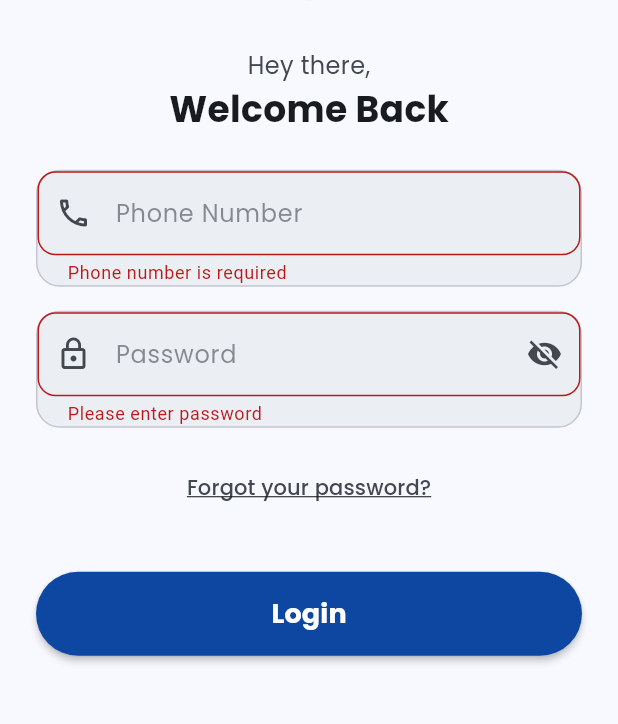
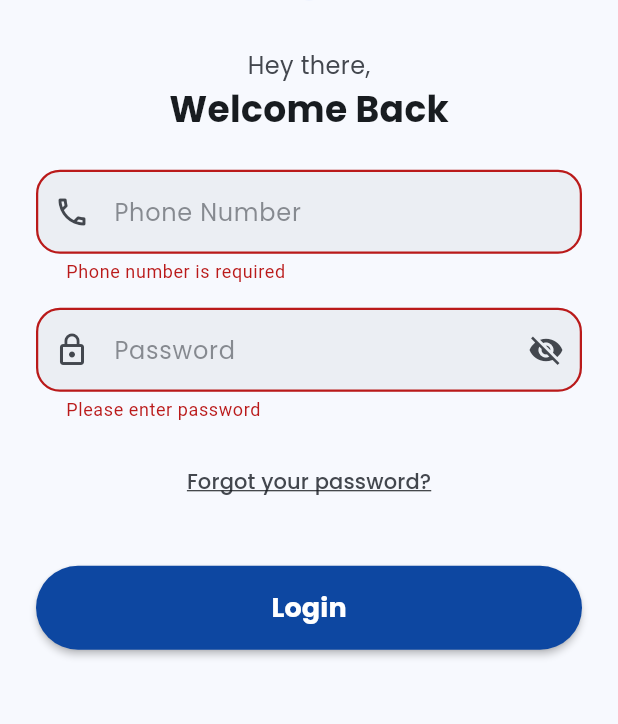
Before and after one commit to Ishan2506/DMBhattClassFronend, a Flutter app: the LoginScreen screen opened directly, after a tap on "Login", on a phone screen of 412 x 824 dp, the part 334-1058 px from its top. Run offline on Flutter 3.47's test engine with Material 3 defaults, Android fonts, the phone set to English and light mode, and no system bars; our stand-ins replace bloc, connectivity_plus, dio, equatable, file_picker, firebase_core and 20 more; missing offline and left inert: purchases_flutter, purchases_ui_flutter, razorpay_flutter, syncfusion_flutter_pdf; accounts and stored records are empty; network calls fail.

Commit message:
Login screen merge changes reverted fix

```diff
--- a/lib/screen/authentication/login_screen.dart
+++ b/lib/screen/authentication/login_screen.dart
@@ -228,6 +228,8 @@ class _LoginScreenState extends State<LoginScreen> {
                                   );
                                 if (user['board'] != null)
                                   await prefs.setString('board', user['board']);
+                                if (user['role'] != null)
+                                  await prefs.setString('user_role', user['role']);
                               }
 
                               // Handle Multi-Account Storage
@@ -343,25 +345,21 @@ class _LoginScreenState extends State<LoginScreen> {
     int? errorMaxLines,
     required ColorScheme colorScheme,
   }) {
-    return Container(
-      decoration: BoxDecoration(
-        color: colorScheme.surfaceContainer,
-        borderRadius: BorderRadius.circular(16),
-        border: Border.all(color: colorScheme.outlineVariant),
-      ),
-      child: TextFormField(
+    return TextFormField(
       controller: controller,
       obscureText: isPassword && !isVisible,
       keyboardType: inputType,
       inputFormatters: inputFormatters,
       validator: validator,
-
+      autovalidateMode: AutovalidateMode.onUserInteraction,
       style: GoogleFonts.poppins(
         color: colorScheme.onSurface,
         fontWeight: FontWeight.w600, // Bold
         fontSize: 16,
       ),
       decoration: InputDecoration(
+        filled: true,
+        fillColor: colorScheme.surfaceContainer,
         hintText: hint,
         hintStyle: GoogleFonts.poppins(
           color: colorScheme.onSurfaceVariant.withOpacity(0.6),
@@ -370,19 +368,31 @@ class _LoginScreenState extends State<LoginScreen> {
         prefixIcon: Icon(icon, color: colorScheme.onSurfaceVariant),
         suffixIcon: isPassword
             ? IconButton(
-                  icon: Icon(
-                    isVisible ? Icons.visibility : Icons.visibility_off,
-                    color: colorScheme.onSurfaceVariant,
-                  ),
+                icon: Icon(isVisible ? Icons.visibility : Icons.visibility_off, color: colorScheme.onSurfaceVariant),
                 onPressed: onVisibilityChanged,
               )
             : null,
-          border: InputBorder.none,
-          contentPadding: const EdgeInsets.symmetric(
-            horizontal: 16,
-            vertical: 16,
+        contentPadding: const EdgeInsets.symmetric(horizontal: 16, vertical: 16),
+        errorMaxLines: errorMaxLines,
+        border: OutlineInputBorder(
+          borderRadius: BorderRadius.circular(16),
+          borderSide: BorderSide(color: colorScheme.outlineVariant),
         ),
-          errorMaxLines: errorMaxLines,
+        enabledBorder: OutlineInputBorder(
+          borderRadius: BorderRadius.circular(16),
+          borderSide: BorderSide(color: colorScheme.outlineVariant),
+        ),
+        focusedBorder: OutlineInputBorder(
+          borderRadius: BorderRadius.circular(16),
+          borderSide: BorderSide(color: colorScheme.primary, width: 2),
+        ),
+        errorBorder: OutlineInputBorder(
+          borderRadius: BorderRadius.circular(16),
+          borderSide: BorderSide(color: colorScheme.error, width: 1.5),
+        ),
+        focusedErrorBorder: OutlineInputBorder(
+          borderRadius: BorderRadius.circular(16),
+          borderSide: BorderSide(color: colorScheme.error, width: 2),
         ),
       ),
     );
```
Lines whose indentation alone changed are shown as unchanged.
